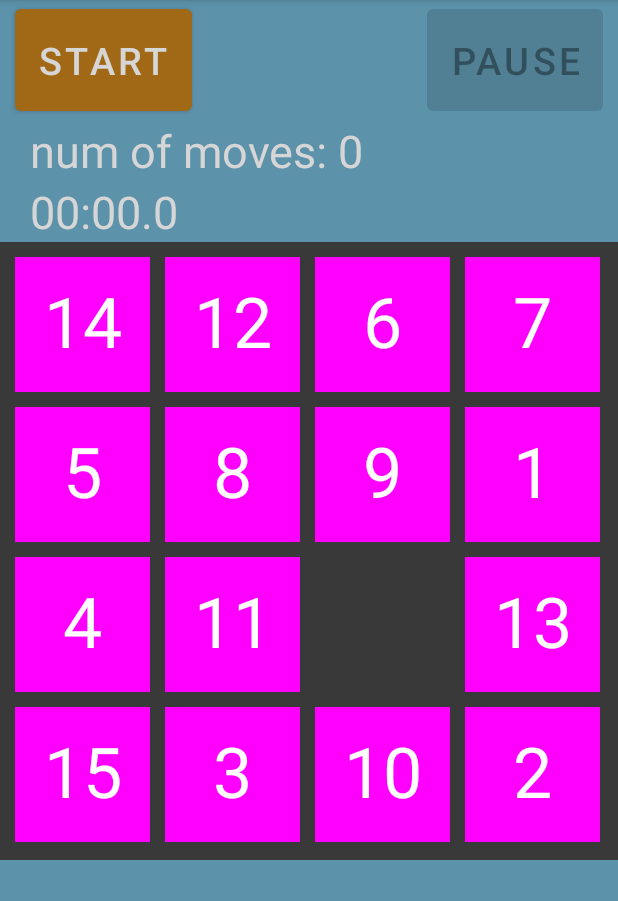
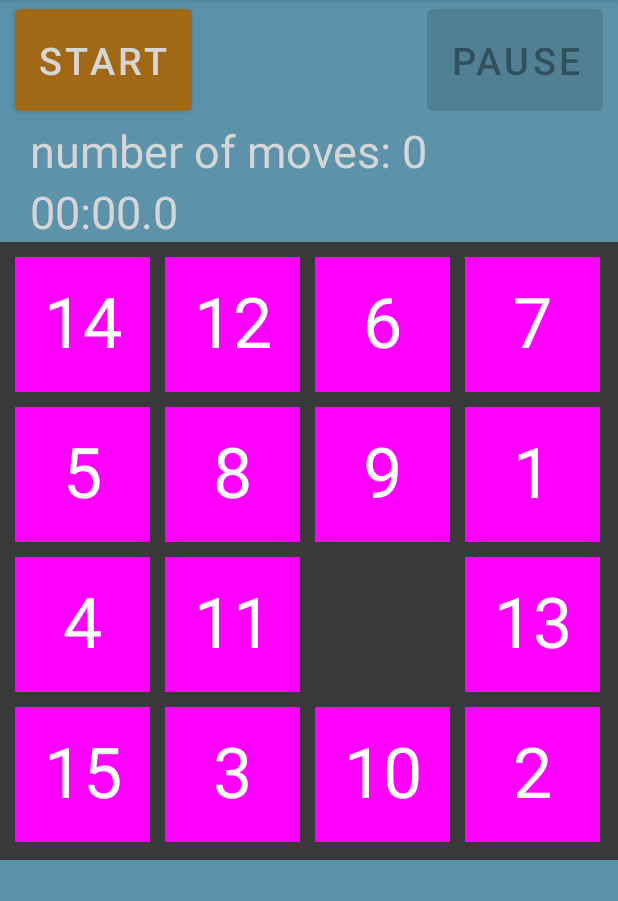
Before and after one commit to Israelagever/Board, an Android app: the screen it shows after launch (MainActivity), on a phone screen of 412 x 824 dp, the part 84-985 px from its top. Run offline under Robolectric (Android 15) with nearby library versions, the phone set to English and light mode, and no system bars.

Commit message:
המשך פרוייקט3

```diff
--- a/app/src/main/java/com/example/board/Game.java
+++ b/app/src/main/java/com/example/board/Game.java
@@ -101,7 +101,7 @@ public class Game implements View.OnTouchListener {
         doHandler();
         time = new Time(handler);
         tvTime.setText("00:00.0");
-        tvMoves.setText("num of moves: 0");
+        tvMoves.setText("number of moves: 0");
         btnPause.setText("pause");
         btnPause.setEnabled(false);
 
@@ -139,7 +139,7 @@ public class Game implements View.OnTouchListener {
                     boardGame.slide(mySquare, blank);
 
                     moves++;
-                    tvMoves.setText("num of moves: " + moves);
+                    tvMoves.setText("number of moves: " + moves);
                 }
                 if (boardGame.isWin()) {//במצב של ניצחון
                     ifPause = true;
--- a/app/src/main/java/com/example/board/MainActivity.java
+++ b/app/src/main/java/com/example/board/MainActivity.java
@@ -17,7 +17,6 @@ import android.app.Dialog;
 import android.app.PendingIntent;
 import android.content.Intent;
 import android.content.SharedPreferences;
-import android.graphics.Color;
 
 
 import android.os.Bundle;
@@ -26,23 +25,17 @@ import android.view.Menu;
 import android.view.MenuInflater;
 import android.view.MenuItem;
 
-import android.view.MotionEvent;
 import android.view.View;
 
 import android.view.WindowManager;
 import android.widget.Button;
-import android.widget.LinearLayout;
+import android.widget.ProgressBar;
 
 
 import java.util.ArrayList;
 import java.util.Calendar;
 
 import java.util.List;
-
-
-
-import static com.example.board.BoardGame.time;
-
 
 
 public class MainActivity extends AppCompatActivity implements View.OnClickListener{
@@ -107,7 +100,7 @@ public class MainActivity extends AppCompatActivity implements View.OnClickListe
     public boolean onCreateOptionsMenu(Menu menu) {//פעולה שיוצרת את התפריט
 
         MenuInflater inflater = getMenuInflater();
-        inflater.inflate(R.menu.menu_setting,menu);
+        inflater.inflate(R.menu.menu_main,menu);
         return true;
     }
 
@@ -209,13 +202,6 @@ public class MainActivity extends AppCompatActivity implements View.OnClickListe
         }
     }
 
-
-
-
-
-
-
-
     public List<Record> createRecordListForShow()//צמצום המערךנ שיאים ל10 שיאים הראשונים
     {
         game.recordHelper.open();
@@ -234,6 +220,7 @@ public class MainActivity extends AppCompatActivity implements View.OnClickListe
     }
     public void createRecordsDialog()//יצירת הדיאלוג של השיאים
     {
+
 
         recordsD=new Dialog(this);
         recordsD.setContentView(R.layout.custom_dialog_records);
@@ -275,7 +262,6 @@ public class MainActivity extends AppCompatActivity implements View.OnClickListe
                 game.recordHelper.close();
             }
         });
-
     }
 
 }
--- a/app/src/main/java/com/example/board/RecordAdapter.java
+++ b/app/src/main/java/com/example/board/RecordAdapter.java
@@ -59,7 +59,7 @@ public class RecordAdapter extends  RecyclerView.Adapter<RecordAdapter.RecordVie
 
 
         Record record = recordList.get(position);
-        //binding the data with the viewholder views
+
         holder.tvId.setText(String.valueOf(position+1));
         holder.tvMove.setText(String.valueOf(record.getMove()));
         holder.tvTime.setText(record.getTime());
--- a/app/src/main/res/layout/activity_main.xml
+++ b/app/src/main/res/layout/activity_main.xml
@@ -8,13 +8,10 @@
     android:background="#5C92AA"
     tools:context=".MainActivity">
 
-
     <RelativeLayout
         android:layout_width="match_parent"
         android:layout_height="wrap_content"
         android:orientation="horizontal">
-
-
 
         <Button
             android:id="@+id/btnStart"
@@ -24,11 +21,9 @@
             android:layout_marginLeft="10dp"
             android:layout_marginRight="10dp"
             android:text="start"
-
             android:textSize="25sp"/>
 
         <Button
-
             android:id="@+id/btnPause"
             android:layout_width="wrap_content"
             android:layout_height="80dp"
@@ -38,7 +33,6 @@
             android:text="pause"
             android:enabled="false"
             android:textSize="25sp" />
-
 
     </RelativeLayout>
 
@@ -50,9 +44,7 @@
         <LinearLayout
             android:layout_width="wrap_content"
             android:layout_height="wrap_content"
-
             android:orientation="vertical">
-
 
             <TextView
                 android:id="@+id/tvMoves"
@@ -60,7 +52,7 @@
                 android:layout_height="wrap_content"
                 android:layout_gravity="right"
                 android:layout_marginLeft="20dp"
-                android:text="num of moves: 0"
+                android:text="number of moves: 0"
                 android:textColor="@color/black"
                 android:textSize="30sp" />
 
@@ -73,14 +65,10 @@
                 android:text="00:00.0"
                 android:textColor="@color/black"
                 android:textSize="30sp" />
-
-
         </LinearLayout>
 
-
-
     </LinearLayout>
-
+    <!--בתוך הLinearLayout מכניסים את הלוח של המשחק-->
     <LinearLayout
         android:layout_gravity="center"
         android:layout_width="match_parent"
@@ -88,9 +76,4 @@
         android:id="@+id/lGame"
         android:orientation="vertical" >
     </LinearLayout>
-
-
-
-
-
 </LinearLayout>
--- a/app/src/main/res/layout/activity_sms.xml
+++ b/app/src/main/res/layout/activity_sms.xml
@@ -6,8 +6,6 @@
     android:layout_height="match_parent"
     android:orientation="vertical"
     tools:context=".SmsActivity">
-
-
 
     <EditText
         android:id="@+id/etSms"
@@ -18,8 +16,6 @@
         android:ems="10"
         android:inputType="textMultiLine" />
 
-
-
     <Button
         android:id="@+id/btnSms"
         android:layout_width="wrap_content"
--- a/app/src/main/res/layout/custom_dialog_records.xml
+++ b/app/src/main/res/layout/custom_dialog_records.xml
@@ -4,7 +4,6 @@
     android:layout_width="match_parent"
     android:background="#aaa"
     android:layout_height="match_parent">
-
 
     <Button
         android:id="@+id/btnOrder"
@@ -16,20 +15,15 @@
         android:layout_width="match_parent"
         android:layout_height="wrap_content"
         android:layout_marginLeft="35dp"
-
         >
-
         <TextView
             android:layout_width="wrap_content"
             android:layout_height="wrap_content"
-
             android:layout_weight="1"
-
             android:text="moves"/>
         <TextView
             android:layout_width="wrap_content"
             android:layout_height="wrap_content"
-
             android:layout_weight="2"
             android:text="time"/>
         <TextView
--- a/app/src/main/res/values/themes.xml
+++ b/app/src/main/res/values/themes.xml
@@ -14,3 +14,4 @@
         <!-- Customize your theme here. -->
     </style>
 </resources>
+    <!-- #A16815,#976113 -->
```
Also changed, not shown: app/src/main/res/layout/activity_setting.xml (+2 -7 lines), app/src/main/res/menu/menu_main.xml (renamed from app/src/main/res/menu/menu_setting.xml), 1 other file.
